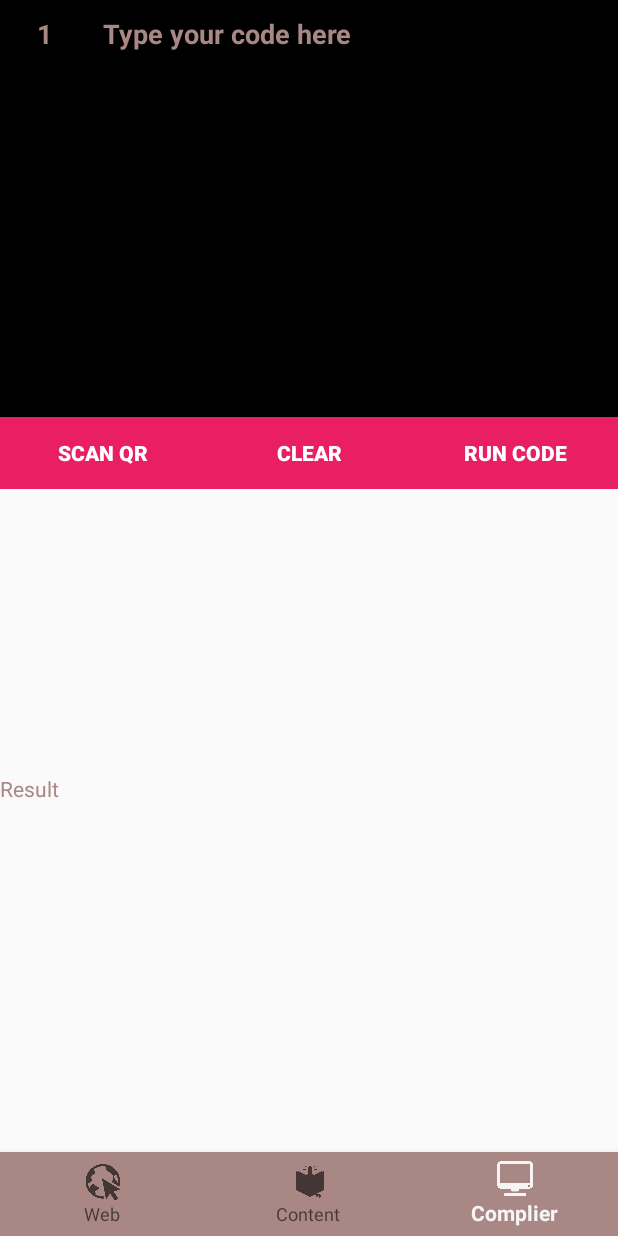
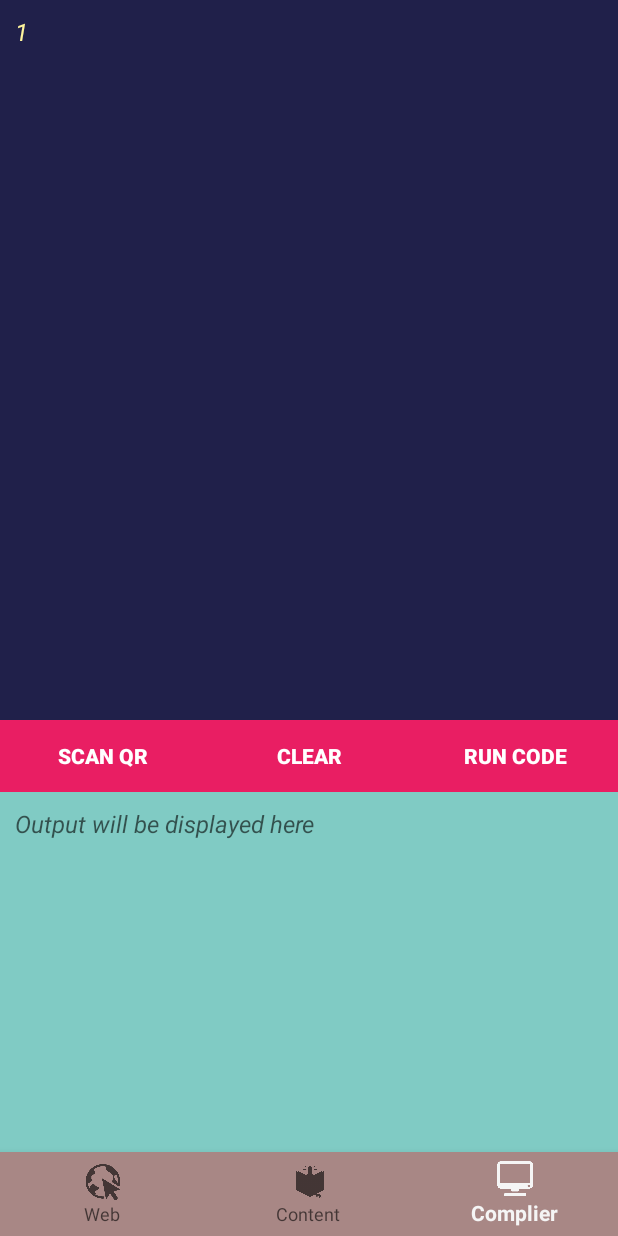
Before and after one commit to madelinetooh/IS3261KotLearn, an Android app: the screen it shows after launch (MainActivity), item 3 of the bottom bar chosen, on a phone screen of 412 x 824 dp. Run offline under Robolectric (Android 15) with nearby library versions, the phone set to English and light mode, and no system bars.

Commit message:
Fix line count and compiler formatting

```diff
--- a/app/src/main/java/com/kotlearn/kotlearn/CompilerFragment.kt
+++ b/app/src/main/java/com/kotlearn/kotlearn/CompilerFragment.kt
@@ -22,10 +22,19 @@ class CompilerFragment : android.support.v4.app.Fragment() {
 
     override fun onCreateView(inflater: LayoutInflater, container: ViewGroup?, savedInstanceState: Bundle?): View? {
         contentString = if (arguments != null) arguments!!.getString("code") else ""
-
+        val context = this@CompilerFragment.activity!!.applicationContext
+        sharedPreferences = context.getSharedPreferences(myPreferences, Context.MODE_PRIVATE)
         val view: View = inflater.inflate(R.layout.fragment_compiler, container, false)
 
         val input = view.code_editor
+
+        view.btn_clear.setOnClickListener {
+            input.setText("")
+            view.lineCount.text = "1"
+            val editor = sharedPreferences.edit()
+            editor.putString(CODE, "")
+            editor.apply()
+        }
 
         input.addTextChangedListener(object : TextWatcher {
 
@@ -40,7 +49,7 @@ class CompilerFragment : android.support.v4.app.Fragment() {
                     linestext = linestext + i + "\n"
 
                 }
-                lineCount.setText(linestext)
+                lineCount.text = linestext
             }
 
         })
@@ -54,6 +63,14 @@ class CompilerFragment : android.support.v4.app.Fragment() {
         val codeEditor = view.findViewById<EditText>(R.id.code_editor)
         if (sharedPreferences.getString(CODE, empty) != empty) {
             codeEditor.setText(Html.fromHtml(sharedPreferences.getString(CODE, empty)))
+            codeEditor.post {
+                var lines = codeEditor.lineCount
+                var linestext = ""
+                for (i in 1..lines) linestext = linestext + i + "\n"
+                lineCount.text = linestext
+            }
+        } else {
+            lineCount.text = "1"
         }
         codeEditor.setOnFocusChangeListener { v, hasFocus ->
             run {
--- a/app/src/main/java/com/kotlearn/kotlearn/MainActivity.kt
+++ b/app/src/main/java/com/kotlearn/kotlearn/MainActivity.kt
@@ -14,6 +14,7 @@ class MainActivity : AppCompatActivity() {
     lateinit var sharedPreferences: SharedPreferences
     private var myPreferences = "myPrefs"
     private var URL = "URL"
+    private var CODE = "code"
 
     private val mOnNavigationItemSelectedListener =
             BottomNavigationView.OnNavigationItemSelectedListener { item ->
@@ -48,6 +49,7 @@ class MainActivity : AppCompatActivity() {
         sharedPreferences = this.getSharedPreferences(myPreferences, Context.MODE_PRIVATE)
         val editor = sharedPreferences.edit()
         editor.putString(URL, "")
+        editor.putString(CODE, "")
         editor.apply()
 
         var allTopics = topicDbHelper.readAllTopics()
--- a/app/src/main/res/layout/fragment_compiler.xml
+++ b/app/src/main/res/layout/fragment_compiler.xml
@@ -5,28 +5,28 @@
 
     <LinearLayout
         android:layout_width="match_parent"
-        android:layout_height="wrap_content"
+        android:layout_height="match_parent"
         android:orientation="vertical">
 
         <LinearLayout
             android:layout_width="match_parent"
-            android:layout_height="278dp"
+            android:layout_height="0dp"
+            android:layout_weight="2"
             android:orientation="horizontal">
 
             <TextView
                 android:id="@+id/lineCount"
-                android:layout_width="0dp"
+                android:layout_width="wrap_content"
                 android:layout_height="match_parent"
                 android:layout_alignParentStart="true"
                 android:layout_alignParentTop="true"
-                android:layout_weight="1"
-                android:background="#000000"
+                android:background="@color/codeBackground"
                 android:gravity="center_horizontal"
                 android:padding="10dp"
-                android:text="1"
-                android:textColor="@color/colorPrimary"
-                android:textSize="18dp"
-                android:textStyle="bold" />
+                android:textColor="@color/codeText"
+                android:lineSpacingMultiplier="1.5"
+                android:textSize="16dp"
+                android:textStyle="italic" />
 
             <EditText
                 android:id="@+id/code_editor"
@@ -35,24 +35,21 @@
                 android:layout_alignParentEnd="true"
                 android:layout_alignParentTop="true"
                 android:layout_marginEnd="0dp"
-                android:layout_weight="6"
-                android:background="#000000"
+                android:layout_weight="1"
+                android:background="@color/codeBackground"
                 android:ems="10"
                 android:gravity="left|top"
                 android:inputType="textMultiLine"
                 android:padding="10dp"
-                android:text="Type your code here"
-                android:textColor="@color/colorPrimary"
-                android:textSize="18dp"
-                android:textStyle="bold" />
+                android:textColor="@color/codeText"
+                android:lineSpacingMultiplier="1.5"
+                android:textSize="16dp"
+                android:textStyle="italic" />
         </LinearLayout>
 
         <LinearLayout
             android:layout_width="match_parent"
             android:layout_height="wrap_content"
-            android:layout_alignParentBottom="true"
-            android:layout_alignParentStart="true"
-            android:layout_marginBottom="253dp"
             android:orientation="horizontal">
 
             <Button
@@ -66,7 +63,6 @@
                 android:text="Scan QR"
                 android:textColor="#FFFFFF"
                 android:textStyle="bold" />
-
 
             <Button
                 android:id="@+id/btn_clear"
@@ -92,17 +88,25 @@
                 android:textStyle="bold" />
 
         </LinearLayout>
+
+        <TextView
+            android:id="@+id/textView3"
+            android:layout_width="match_parent"
+            android:layout_height="0dp"
+            android:layout_weight="1"
+            android:paddingBottom="10dp"
+            android:paddingRight="10dp"
+            android:paddingLeft="10dp"
+            android:paddingTop="10dp"
+            android:lineSpacingMultiplier="1.5"
+            android:textSize="16dp"
+            android:background="@color/resultBackground"
+            android:textColor="@color/resultText"
+            android:textStyle="italic"
+            android:hint="Output will be displayed here"
+            />
     </LinearLayout>
 
-    <TextView
-        android:id="@+id/textView3"
-        android:layout_width="match_parent"
-        android:layout_height="252dp"
-        android:layout_alignParentBottom="true"
-        android:layout_alignParentStart="true"
-        android:layout_marginStart="0dp"
-        android:textColor="@color/colorPrimary"
-        android:text="Result" />
 
 
 
```
